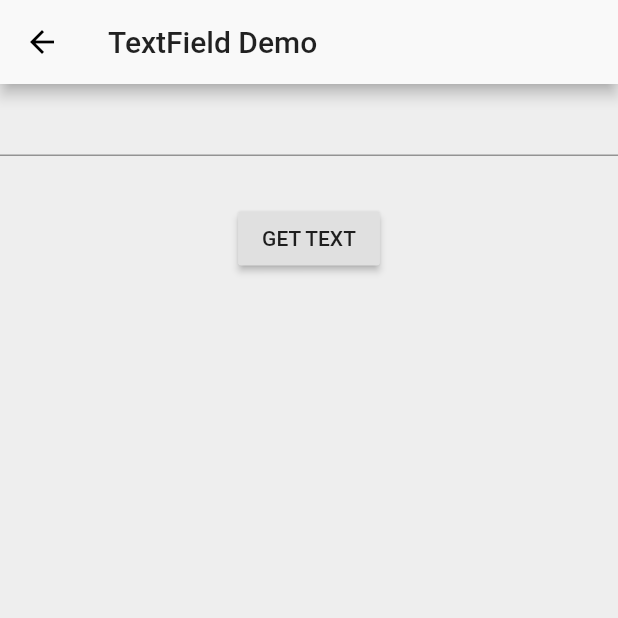
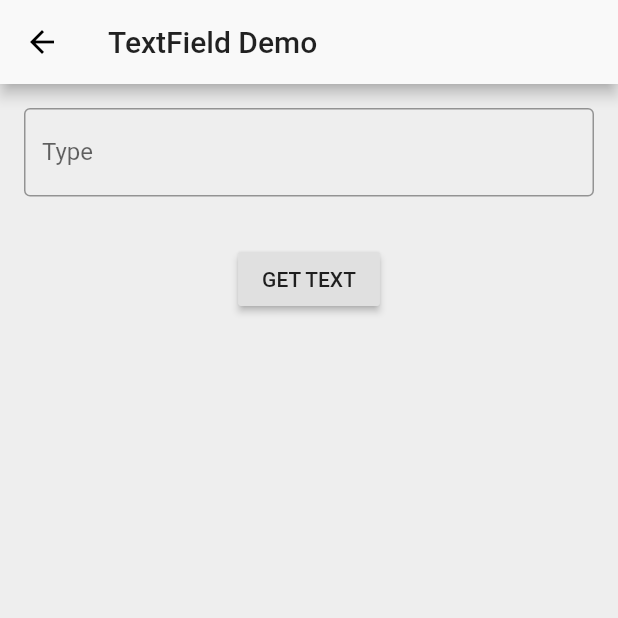
Before and after one commit to kishansinhparmar/Flutter-Basic-Widgets, a Flutter app: the TextFieldDemo screen opened by its route, on a phone screen of 412 x 824 dp, the top half of it. Run offline on Flutter 3.47's test engine with Material 2 defaults, Android fonts, the phone set to English and light mode, and no system bars.

Commit message:
Small change

```diff
--- a/lib/widgets/TextFieldDemo.dart
+++ b/lib/widgets/TextFieldDemo.dart
@@ -21,10 +21,18 @@ class _TextFieldDemoState extends State<TextFieldDemo> {
   Widget build(BuildContext context) {
     return Scaffold(
       appBar: AppBar(title: Text("TextField Demo")),
-        body: Column(
+      body: Padding(
+          padding: const EdgeInsets.all(16.0),
+          child: Column(
             children: <Widget>[
-            TextField(
+              Theme(
+                data:
+                    Theme.of(context).copyWith(primaryColor: Colors.blueAccent),
+                child: TextField(
                   controller: _txtNameCtrl,
+                  decoration: InputDecoration(
+                      labelText: "Type", border: OutlineInputBorder()),
+                ),
               ),
               Padding(
                 padding: const EdgeInsets.all(4.0),
@@ -42,6 +50,9 @@ class _TextFieldDemoState extends State<TextFieldDemo> {
                 },
               )
             ],
-        ));
+          )),
+    );
+    body:
+    ;
   }
 }
```
Lines whose indentation alone changed are shown as unchanged.
